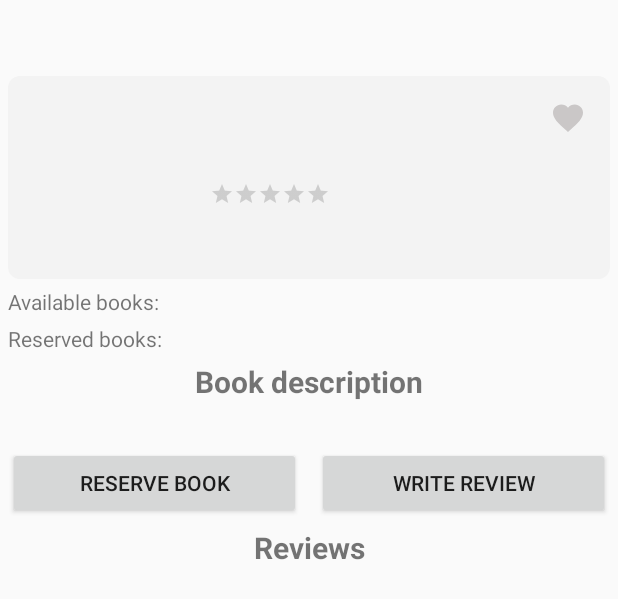
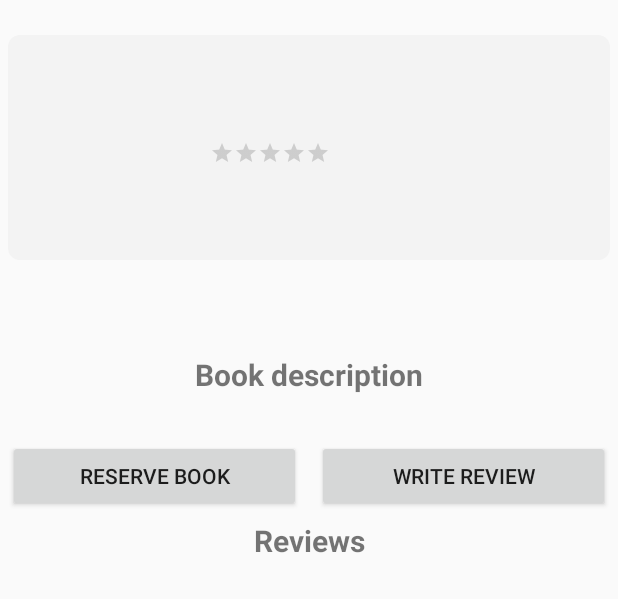
Before and after one commit to SirMatix/mechachrome-mob-app, an Android app: the layout activity_book_page.xml on its own in the app's theme, with its tools: preview values and no code run, on a phone screen of 412 x 824 dp. Shown: the top 599 px of the screen. Run offline under Robolectric (Android 15) with nearby library versions, the phone set to English and light mode, and no system bars.

```diff
--- a/app/src/main/java/com/example/mechachromemobileapp/Activities/BookSale/AddSaleBook.java
+++ b/app/src/main/java/com/example/mechachromemobileapp/Activities/BookSale/AddSaleBook.java
@@ -116,7 +116,7 @@ public class AddSaleBook extends AppCompatActivity {
         sellBook.setCategory(bCategorySpinner.getSelectedItem().toString());
         sellBook.setCondition(bConditionSpinner.getSelectedItem().toString());
         sellBook.setPages(Integer.parseInt(bookPages.getText().toString()));
-        sellBook.setAdd_date(Calendar.getInstance().getTime());
+        sellBook.setAddDate(Calendar.getInstance().getTime());
         sellBook.setPrice(Float.parseFloat(bookPrice.getText().toString()));
         sellBook.setRating(0f);
         sellBook.setNumReviews(0);
@@ -128,10 +128,10 @@ public class AddSaleBook extends AppCompatActivity {
 
 
         // setting document Reference for book object in collection books_for_sale
-        final DocumentReference sale_book_data = fStore.collection("books_for_sale").document(title + author);
+        final DocumentReference sale_book_data = fStore.collection("books_for_sale").document();
 
         // the uploading image function
-        final StorageReference reference = mStorageRef.child(title+author+'.'+getExtension(imgUri));
+        final StorageReference reference = mStorageRef.child(title+'.'+getExtension(imgUri));
         reference.putFile(imgUri)
                 .addOnSuccessListener(new OnSuccessListener<UploadTask.TaskSnapshot>() {
                     @Override
--- a/app/src/main/java/com/example/mechachromemobileapp/Activities/BookSale/BookSale.java
+++ b/app/src/main/java/com/example/mechachromemobileapp/Activities/BookSale/BookSale.java
@@ -92,7 +92,7 @@ public class BookSale extends AppCompatActivity {
     private void buildBookSaleRecyclerView() {
         CollectionReference booksReference = fStore.collection("books_for_sale");
         // query to display newest books for sale first
-        Query query = booksReference.orderBy("add_date", Query.Direction.ASCENDING);
+        Query query = booksReference.orderBy("addDate", Query.Direction.ASCENDING);
 
         FirestoreRecyclerOptions<BookSaleModel> options = new FirestoreRecyclerOptions.Builder<BookSaleModel>()
                 .setQuery(query, BookSaleModel.class)
--- a/app/src/main/java/com/example/mechachromemobileapp/Activities/Library/AddBook.java
+++ b/app/src/main/java/com/example/mechachromemobileapp/Activities/Library/AddBook.java
@@ -127,7 +127,7 @@ public class AddBook extends AppCompatActivity {
         book.setNumReserved(0);
         book.setNumReviews(0);
         book.setRating(0f);
-        book.setAdd_date(Calendar.getInstance().getTime());
+        book.setAddDate(Calendar.getInstance().getTime());
 
         // setting document Reference for book object in collection library_books
         final DocumentReference book_data = fStore.collection("library_books").document(title + author);
@@ -193,7 +193,7 @@ public class AddBook extends AppCompatActivity {
         bookAuthor = findViewById(R.id.bookAuthor);
         bookPages = findViewById(R.id.bookPages);
         bookImage = findViewById(R.id.bookImage);
-        availableBooks = findViewById(R.id.availableBooks);
+        availableBooks = findViewById(R.id.bookDescription);
 
         // Spinner
         bCategorySpinner = findViewById(R.id.categorySpinner);
--- a/app/src/main/res/layout/activity_add_book.xml
+++ b/app/src/main/res/layout/activity_add_book.xml
@@ -122,13 +122,13 @@
             android:layout_marginEnd="5dp"
             android:layout_marginBottom="2dp"
             android:spinnerMode="dropdown"
-            app:layout_constraintBottom_toTopOf="@+id/availableBooks"
+            app:layout_constraintBottom_toTopOf="@+id/bookDescription"
             app:layout_constraintEnd_toEndOf="parent"
             app:layout_constraintStart_toStartOf="parent"
             app:layout_constraintTop_toBottomOf="@+id/bookDescription"/>
 
         <EditText
-            android:id="@+id/availableBooks"
+            android:id="@+id/bookDescription"
             android:layout_width="360dp"
             android:layout_height="wrap_content"
             android:layout_marginStart="5dp"
@@ -163,7 +163,7 @@
             app:layout_constraintBottom_toTopOf="@+id/addBookImageBtn"
             app:layout_constraintEnd_toEndOf="parent"
             app:layout_constraintStart_toStartOf="parent"
-            app:layout_constraintTop_toBottomOf="@+id/availableBooks" />
+            app:layout_constraintTop_toBottomOf="@+id/bookDescription" />
 
         <Button
             android:id="@+id/addBookImageBtn"
--- a/app/src/main/res/layout/activity_book_page.xml
+++ b/app/src/main/res/layout/activity_book_page.xml
@@ -1,20 +1,29 @@
 <?xml version="1.0" encoding="utf-8"?>
-<androidx.constraintlayout.widget.ConstraintLayout xmlns:android="http://schemas.android.com/apk/res/android"
+
+<ScrollView
+    xmlns:android="http://schemas.android.com/apk/res/android"
     xmlns:app="http://schemas.android.com/apk/res-auto"
     xmlns:tools="http://schemas.android.com/tools"
     android:layout_width="match_parent"
     android:layout_height="match_parent"
     tools:context=".Activities.Library.BookPage">
 
+    <androidx.constraintlayout.widget.ConstraintLayout
+        android:id="@+id/constraint_layout"
+        android:layout_width="match_parent"
+        android:layout_height="wrap_content"
+>
+
 
         <ImageView
             android:id="@+id/imageView1"
             android:layout_width="0dp"
-        android:layout_height="135dp"
+            android:layout_height="150dp"
             android:layout_marginStart="5dp"
             android:layout_marginTop="10dp"
             android:layout_marginEnd="5dp"
             android:background="@drawable/container_bg"
+            android:contentDescription="@string/background_of_image_card"
             app:layout_constraintBottom_toBottomOf="parent"
             app:layout_constraintEnd_toEndOf="parent"
             app:layout_constraintHorizontal_bias="0.0"
@@ -30,6 +39,7 @@
             android:layout_marginStart="24dp"
             android:layout_marginTop="8dp"
             android:layout_marginBottom="8dp"
+            android:contentDescription="@string/image_of_a_book"
             android:scaleType="centerCrop"
             app:layout_constraintBottom_toBottomOf="@+id/imageView1"
             app:layout_constraintStart_toStartOf="parent"
@@ -87,68 +97,41 @@
             app:layout_constraintStart_toEndOf="@+id/item_book_img"
             app:layout_constraintTop_toBottomOf="@+id/item_book_ratingBar" />
 
-    <ImageView
-        android:id="@+id/item"
+        <TextView
+            android:id="@+id/item_book_isbn"
             android:layout_width="wrap_content"
             android:layout_height="wrap_content"
-        android:layout_marginTop="16dp"
-        android:layout_marginEnd="16dp"
-        android:tint="#CAC7C7"
-        app:layout_constraintEnd_toEndOf="@+id/imageView1"
-        app:layout_constraintTop_toTopOf="@+id/imageView1"
-        app:srcCompat="@drawable/ic_favorite_black_24dp" />
-
-    <TextView
-        android:id="@+id/availableTextView"
-        android:layout_width="wrap_content"
-        android:layout_height="wrap_content"
-        android:layout_marginStart="5dp"
-        android:layout_marginTop="5dp"
-        android:layout_marginEnd="2dp"
-        android:layout_marginBottom="5dp"
-        android:text="@string/available_books"
-        app:layout_constraintBottom_toTopOf="@+id/reservedTextView"
-        app:layout_constraintEnd_toStartOf="@+id/numAvailable"
-        app:layout_constraintStart_toStartOf="parent"
-        app:layout_constraintTop_toBottomOf="@+id/imageView1" />
+            android:layout_marginStart="16dp"
+            android:layout_marginTop="8dp"
+            app:layout_constraintStart_toEndOf="@+id/item_book_img"
+            app:layout_constraintTop_toBottomOf="@+id/item_book_pagesrev" />
 
         <TextView
             android:id="@+id/numAvailable"
             android:layout_width="0dp"
             android:layout_height="wrap_content"
-        android:layout_marginStart="2dp"
+            android:layout_marginStart="5dp"
             android:layout_marginTop="5dp"
             android:layout_marginEnd="5dp"
             android:layout_marginBottom="5dp"
             android:textAlignment="viewStart"
-        app:layout_constraintBottom_toTopOf="@+id/reservedTextView"
+            android:padding="2dp"
+            app:layout_constraintBottom_toTopOf="@+id/numReserved"
             app:layout_constraintEnd_toEndOf="parent"
-        app:layout_constraintStart_toEndOf="@+id/availableTextView"
+            app:layout_constraintStart_toStartOf="parent"
             app:layout_constraintTop_toBottomOf="@+id/imageView1" />
-
-    <TextView
-        android:id="@+id/reservedTextView"
-        android:layout_width="wrap_content"
-        android:layout_height="wrap_content"
-        android:layout_marginStart="5dp"
-        android:layout_marginEnd="2dp"
-        android:layout_marginBottom="5dp"
-        android:text="@string/reserved_books"
-        app:layout_constraintBottom_toTopOf="@+id/descriptionTextView"
-        app:layout_constraintEnd_toStartOf="@+id/numReserved"
-        app:layout_constraintStart_toStartOf="parent"
-        app:layout_constraintTop_toBottomOf="@+id/availableTextView" />
 
         <TextView
             android:id="@+id/numReserved"
             android:layout_width="0dp"
             android:layout_height="wrap_content"
-        android:layout_marginStart="2dp"
+            android:layout_marginStart="5dp"
             android:layout_marginEnd="5dp"
             android:layout_marginBottom="5dp"
+            android:padding="2dp"
             app:layout_constraintBottom_toTopOf="@+id/descriptionTextView"
             app:layout_constraintEnd_toEndOf="parent"
-        app:layout_constraintStart_toEndOf="@+id/reservedTextView"
+            app:layout_constraintStart_toStartOf="parent"
             app:layout_constraintTop_toBottomOf="@+id/numAvailable" />
 
         <TextView
@@ -168,7 +151,7 @@
             app:layout_constraintTop_toBottomOf="@+id/numReserved" />
 
         <TextView
-        android:id="@+id/availableBooks"
+            android:id="@+id/bookDescription"
             android:layout_width="0dp"
             android:layout_height="wrap_content"
             android:layout_marginStart="5dp"
@@ -190,7 +173,7 @@
             app:layout_constraintBottom_toTopOf="@+id/reviewsTextView"
             app:layout_constraintEnd_toStartOf="@+id/writeReviewBtn"
             app:layout_constraintStart_toStartOf="parent"
-        app:layout_constraintTop_toBottomOf="@+id/availableBooks" />
+            app:layout_constraintTop_toBottomOf="@+id/bookDescription" />
 
         <Button
             android:id="@+id/cancelBookBtn"
@@ -200,12 +183,12 @@
             android:layout_marginTop="5dp"
             android:layout_marginEnd="5dp"
             android:layout_marginBottom="5dp"
-        android:text="Cancel Reservation"
+            android:text="@string/cancel_reservation"
             android:visibility="gone"
             app:layout_constraintBottom_toTopOf="@+id/reviewsTextView"
             app:layout_constraintEnd_toStartOf="@+id/writeReviewBtn"
             app:layout_constraintStart_toStartOf="parent"
-        app:layout_constraintTop_toBottomOf="@+id/availableBooks" />
+            app:layout_constraintTop_toBottomOf="@+id/bookDescription" />
 
         <Button
             android:id="@+id/writeReviewBtn"
@@ -219,7 +202,7 @@
             app:layout_constraintBottom_toTopOf="@+id/reviewsTextView"
             app:layout_constraintEnd_toEndOf="parent"
             app:layout_constraintStart_toEndOf="@+id/reserveBookBtn"
-        app:layout_constraintTop_toBottomOf="@+id/availableBooks" />
+            app:layout_constraintTop_toBottomOf="@+id/bookDescription" />
 
         <TextView
             android:id="@+id/reviewsTextView"
@@ -252,3 +235,4 @@
 
 
     </androidx.constraintlayout.widget.ConstraintLayout>
+</ScrollView>
--- a/app/src/main/res/values/strings.xml
+++ b/app/src/main/res/values/strings.xml
@@ -39,5 +39,8 @@
     <string name="timeframe5">17:30-19:30</string>
     <string name="timeframe6">19:30-21:30</string>
     <string name="enter_book_category">Enter book category...</string>
+    <string name="cancel_reservation">Cancel Reservation</string>
+    <string name="background_of_image_card">Background of image card</string>
+    <string name="image_of_a_book">Image of a book</string>
 
 </resources>
```
Also changed, not shown: app/src/main/java/com/example/mechachromemobileapp/Activities/Library/BookPage.java (+21 -11 lines), 1 other file. Lines whose indentation alone changed are shown as unchanged.
